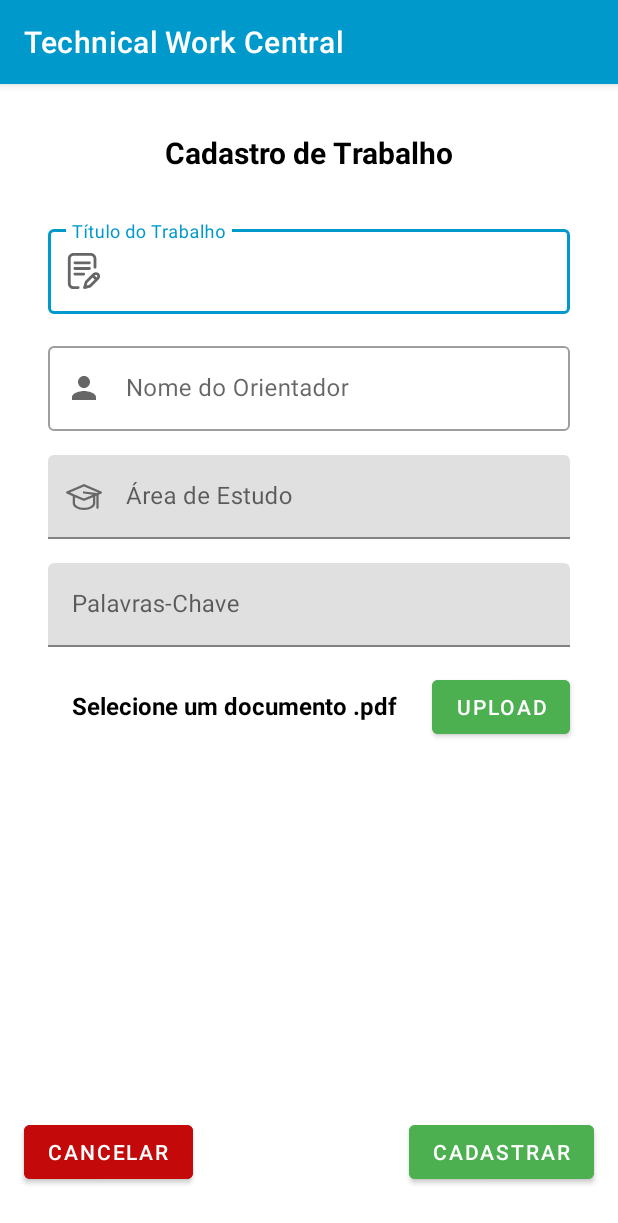
After one commit to julianawl/technical-works-central, an Android app: the fragment DocumentRegistrationFragment shown on its own in the app's theme, on a phone screen of 412 x 824 dp. The commit adds this screen. Shown: the top 1223 px of the screen. Run offline under Robolectric (Android 15) with nearby library versions, the phone set to English and light mode, and no system bars.

Commit message:
Implementing Document Registration Fragment

```diff
--- a/app/build.gradle
+++ b/app/build.gradle
@@ -75,4 +75,7 @@ dependencies {
 
     //Circle Image View
     implementation 'de.hdodenhof:circleimageview:3.1.0'
+
+    //material io
+    api 'com.google.android.material:material:1.4.0-rc01'
 }
--- /dev/null
+++ b/app/src/main/java/br/com/labdev/technicalworkcentral/ui/documentregistration/DocumentRegistrationFragment.kt
@@ -0,0 +1,21 @@
+package br.com.labdev.technicalworkcentral.ui.documentregistration
+
+import android.os.Bundle
+import androidx.fragment.app.Fragment
+import android.view.LayoutInflater
+import android.view.View
+import android.view.ViewGroup
+import br.com.labdev.technicalworkcentral.R
+
+class DocumentRegistrationFragment : Fragment() {
+
+    private lateinit var documentRegistrationViewModel: DocumentRegistrationViewModel
+
+    override fun onCreateView(
+        inflater: LayoutInflater, container: ViewGroup?,
+        savedInstanceState: Bundle?
+    ): View? {
+        return inflater.inflate(R.layout.fragment_document_registration, container, false)
+    }
+
+}
--- /dev/null
+++ b/app/src/main/java/br/com/labdev/technicalworkcentral/ui/documentregistration/DocumentRegistrationViewModel.kt
@@ -0,0 +1,6 @@
+package br.com.labdev.technicalworkcentral.ui.documentregistration
+
+import androidx.lifecycle.ViewModel
+
+class DocumentRegistrationViewModel : ViewModel() {
+}
--- /dev/null
+++ b/app/src/main/res/drawable/ic_advisor.xml
@@ -0,0 +1,5 @@
+<vector android:height="24dp" android:tint="#FFFFFF"
+    android:viewportHeight="24" android:viewportWidth="24"
+    android:width="24dp" xmlns:android="http://schemas.android.com/apk/res/android">
+    <path android:fillColor="@android:color/white" android:pathData="M12,12c2.21,0 4,-1.79 4,-4s-1.79,-4 -4,-4 -4,1.79 -4,4 1.79,4 4,4zM12,14c-2.67,0 -8,1.34 -8,4v2h16v-2c0,-2.66 -5.33,-4 -8,-4z"/>
+</vector>
--- /dev/null
+++ b/app/src/main/res/drawable/ic_graduation_hat.xml
@@ -0,0 +1,4 @@
+<vector android:height="24dp" android:viewportHeight="511.962"
+    android:viewportWidth="511.962" android:width="24dp" xmlns:android="http://schemas.android.com/apk/res/android">
+    <path android:fillColor="#FF000000" android:pathData="m502.343,177.3 l-240,-104c-4.059,-1.759 -8.665,-1.759 -12.724,0l-240,104c-12.824,5.557 -12.827,23.804 0,29.361l86.362,37.423v99.896c0,53.832 70.28,96 160,96s160,-42.168 160,-96v-99.896l16,-6.933v170.829c0,8.836 7.164,16 16,16s16,-7.164 16,-16v-184.695l38.362,-16.623c12.824,-5.557 12.826,-23.804 0,-29.362zM255.981,105.418 L455.74,191.981 439.897,198.846 257.965,176.104c-8.769,-1.089 -16.765,5.124 -17.861,13.892s5.124,16.765 13.892,17.861l128.142,16.018 -126.157,54.668c-112.857,-48.905 -88.82,-38.489 -199.759,-86.563zM383.981,343.981c0,15.075 -12.373,30.596 -33.947,42.581 -51.381,28.545 -136.575,28.629 -188.106,0 -21.574,-11.985 -33.947,-27.506 -33.947,-42.581v-86.029l121.638,52.71c4.052,1.756 8.657,1.762 12.724,0l121.638,-52.71z"/>
+</vector>
--- /dev/null
+++ b/app/src/main/res/drawable/ic_upload.xml
@@ -0,0 +1,5 @@
+<vector android:height="24dp" android:tint="#FFFFFF"
+    android:viewportHeight="24" android:viewportWidth="24"
+    android:width="24dp" xmlns:android="http://schemas.android.com/apk/res/android">
+    <path android:fillColor="@android:color/white" android:pathData="M9,16h6v-6h4l-7,-7 -7,7h4zM5,18h14v2L5,20z"/>
+</vector>
--- /dev/null
+++ b/app/src/main/res/drawable/ic_writing.xml
@@ -0,0 +1,8 @@
+<vector android:height="24dp" android:viewportHeight="512"
+    android:viewportWidth="512" android:width="24dp" xmlns:android="http://schemas.android.com/apk/res/android">
+    <path android:fillColor="#FF000000" android:pathData="M352.459,220c0,-11.046 -8.954,-20 -20,-20h-206c-11.046,0 -20,8.954 -20,20s8.954,20 20,20h206C343.505,240 352.459,231.046 352.459,220z"/>
+    <path android:fillColor="#FF000000" android:pathData="M126.459,280c-11.046,0 -20,8.954 -20,20c0,11.046 8.954,20 20,20H251.57c11.046,0 20,-8.954 20,-20c0,-11.046 -8.954,-20 -20,-20H126.459z"/>
+    <path android:fillColor="#FF000000" android:pathData="M173.459,472H106.57c-22.056,0 -40,-17.944 -40,-40V80c0,-22.056 17.944,-40 40,-40h245.889c22.056,0 40,17.944 40,40v123c0,11.046 8.954,20 20,20c11.046,0 20,-8.954 20,-20V80c0,-44.112 -35.888,-80 -80,-80H106.57c-44.112,0 -80,35.888 -80,80v352c0,44.112 35.888,80 80,80h66.889c11.046,0 20,-8.954 20,-20C193.459,480.954 184.505,472 173.459,472z"/>
+    <path android:fillColor="#FF000000" android:pathData="M467.884,289.572c-23.394,-23.394 -61.458,-23.395 -84.837,-0.016l-109.803,109.56c-2.332,2.327 -4.052,5.193 -5.01,8.345l-23.913,78.725c-2.12,6.98 -0.273,14.559 4.821,19.78c3.816,3.911 9,6.034 14.317,6.034c1.779,0 3.575,-0.238 5.338,-0.727l80.725,-22.361c3.322,-0.92 6.35,-2.683 8.79,-5.119l109.573,-109.367C491.279,351.032 491.279,312.968 467.884,289.572zM333.776,451.768l-40.612,11.25l11.885,-39.129l74.089,-73.925l28.29,28.29L333.776,451.768zM439.615,346.13l-3.875,3.867l-28.285,-28.285l3.862,-3.854c7.798,-7.798 20.486,-7.798 28.284,0C447.399,325.656 447.399,338.344 439.615,346.13z"/>
+    <path android:fillColor="#FF000000" android:pathData="M332.459,120h-206c-11.046,0 -20,8.954 -20,20s8.954,20 20,20h206c11.046,0 20,-8.954 20,-20S343.505,120 332.459,120z"/>
+</vector>
--- /dev/null
+++ b/app/src/main/res/layout/fragment_document_registration.xml
@@ -0,0 +1,153 @@
+<?xml version="1.0" encoding="utf-8"?>
+<androidx.constraintlayout.widget.ConstraintLayout xmlns:android="http://schemas.android.com/apk/res/android"
+    xmlns:app="http://schemas.android.com/apk/res-auto"
+    xmlns:tools="http://schemas.android.com/tools"
+    android:layout_width="match_parent"
+    android:layout_height="match_parent"
+    tools:context=".ui.documentregistration.DocumentRegistrationFragment">
+
+    <TextView
+        android:id="@+id/tvDocumentRegistration"
+        android:layout_width="wrap_content"
+        android:layout_height="wrap_content"
+        android:layout_marginTop="32dp"
+        android:text="@string/documentRegistration_documentRegistration"
+        android:textColor="@color/black"
+        android:textSize="20sp"
+        android:textStyle="bold"
+        app:layout_constraintEnd_toEndOf="parent"
+        app:layout_constraintStart_toStartOf="parent"
+        app:layout_constraintTop_toTopOf="parent" />
+
+    <com.google.android.material.textfield.TextInputLayout
+        style="@style/Widget.MaterialComponents.TextInputLayout.OutlinedBox"
+        android:id="@+id/tvDocumentRegistrationLayout"
+        android:layout_width="match_parent"
+        android:layout_height="wrap_content"
+        android:layout_marginStart="32dp"
+        android:layout_marginTop="32dp"
+        android:layout_marginEnd="32dp"
+        android:hint="@string/documentName_documentRegistration"
+        app:startIconDrawable="@drawable/ic_writing"
+        app:endIconMode="clear_text"
+        app:layout_constraintEnd_toEndOf="parent"
+        app:layout_constraintStart_toStartOf="parent"
+        app:layout_constraintTop_toBottomOf="@+id/tvDocumentRegistration">
+
+        <com.google.android.material.textfield.TextInputEditText
+            android:id="@+id/tvDocumentRegistrationText"
+            android:layout_width="match_parent"
+            android:layout_height="wrap_content" />
+    </com.google.android.material.textfield.TextInputLayout>
+
+    <com.google.android.material.textfield.TextInputLayout
+        style="@style/Widget.MaterialComponents.TextInputLayout.OutlinedBox"
+        android:id="@+id/tvAdvisorNameLayout"
+        android:layout_width="match_parent"
+        android:layout_height="wrap_content"
+        android:layout_marginStart="32dp"
+        android:layout_marginTop="16dp"
+        android:layout_marginEnd="32dp"
+        android:hint="@string/advisorName_documentRegistration"
+        app:startIconDrawable="@drawable/ic_advisor"
+        app:layout_constraintEnd_toEndOf="parent"
+        app:endIconMode="clear_text"
+        app:layout_constraintStart_toStartOf="parent"
+        app:layout_constraintTop_toBottomOf="@+id/tvDocumentRegistrationLayout">
+
+        <com.google.android.material.textfield.TextInputEditText
+            android:id="@+id/tvAdvisorNameText"
+            android:layout_width="match_parent"
+            android:layout_height="wrap_content" />
+    </com.google.android.material.textfield.TextInputLayout>
+
+    <com.google.android.material.textfield.TextInputLayout
+        android:id="@+id/tvStudyAreaLayout"
+        android:layout_width="match_parent"
+        android:layout_height="wrap_content"
+        android:layout_marginStart="32dp"
+        android:layout_marginTop="16dp"
+        android:layout_marginEnd="32dp"
+        android:hint="@string/studyArea_documentRegistration"
+        app:startIconDrawable="@drawable/ic_graduation_hat"
+        app:endIconMode="clear_text"
+        app:layout_constraintEnd_toEndOf="parent"
+        app:layout_constraintStart_toStartOf="parent"
+        app:layout_constraintTop_toBottomOf="@+id/tvAdvisorNameLayout">
+
+        <com.google.android.material.textfield.TextInputEditText
+            android:id="@+id/tvStudyAreaText"
+            android:layout_width="match_parent"
+            android:layout_height="wrap_content"/>
+    </com.google.android.material.textfield.TextInputLayout>
+
+    <com.google.android.material.textfield.TextInputLayout
+        android:id="@+id/tvKeyWordLayout"
+        android:layout_width="match_parent"
+        android:layout_height="wrap_content"
+        android:layout_marginStart="32dp"
+        android:layout_marginTop="16dp"
+        android:layout_marginEnd="32dp"
+        android:hint="@string/keyWords_documentRegistration"
+        app:endIconMode="clear_text"
+        app:layout_constraintEnd_toEndOf="parent"
+        app:layout_constraintStart_toStartOf="parent"
+        app:layout_constraintTop_toBottomOf="@+id/tvStudyAreaLayout">
+
+        <com.google.android.material.textfield.TextInputEditText
+            android:id="@+id/tvKeyWordText"
+            android:layout_width="match_parent"
+            android:layout_height="wrap_content" />
+    </com.google.android.material.textfield.TextInputLayout>
+
+    <Button
+        android:id="@+id/btnUpload"
+        android:layout_width="wrap_content"
+        android:layout_height="wrap_content"
+        android:layout_marginTop="16dp"
+        android:layout_marginEnd="32dp"
+        android:text="@string/upload_documentRegistration"
+        android:drawableStart="@drawable/ic_upload"
+        android:backgroundTint="@color/green"
+        app:layout_constraintEnd_toEndOf="parent"
+        app:layout_constraintTop_toBottomOf="@+id/tvKeyWordLayout" />
+
+    <TextView
+        android:id="@+id/textView3"
+        android:layout_width="wrap_content"
+        android:layout_height="wrap_content"
+        android:layout_marginStart="32dp"
+        android:layout_marginTop="28dp"
+        android:layout_marginEnd="8dp"
+        android:text="@string/selectDocument_documentRegistration"
+        android:textColor="@color/black"
+        android:textSize="16sp"
+        android:textStyle="bold"
+        app:layout_constraintEnd_toStartOf="@+id/btnUpload"
+        app:layout_constraintStart_toStartOf="parent"
+        app:layout_constraintTop_toBottomOf="@+id/tvKeyWordLayout" />
+
+    <Button
+        android:id="@+id/btnCancel"
+        android:layout_width="wrap_content"
+        android:layout_height="wrap_content"
+        android:layout_marginStart="16dp"
+        android:layout_marginBottom="32dp"
+        android:text="@string/cancel_documentRegistration"
+        android:backgroundTint="@color/red"
+        app:layout_constraintBottom_toBottomOf="parent"
+        app:layout_constraintStart_toStartOf="parent" />
+
+    <Button
+        android:id="@+id/btnRegister"
+        android:layout_width="wrap_content"
+        android:layout_height="wrap_content"
+        android:layout_marginEnd="16dp"
+        android:layout_marginBottom="32dp"
+        android:text="@string/register_documentRegistration"
+        android:backgroundTint="@color/green"
+        app:layout_constraintBottom_toBottomOf="parent"
+        app:layout_constraintEnd_toEndOf="parent" />
+
+
+</androidx.constraintlayout.widget.ConstraintLayout>
--- a/app/src/main/res/layout/fragment_profile.xml
+++ b/app/src/main/res/layout/fragment_profile.xml
@@ -143,5 +143,16 @@
         app:layout_constraintStart_toStartOf="parent"
         app:layout_constraintTop_toBottomOf="@+id/tvStatus" />
 
+    <ImageView
+        android:id="@+id/ivemail"
+        android:layout_width="49dp"
+        android:layout_height="49dp"
+        android:layout_marginStart="16dp"
+        android:layout_marginTop="8dp"
+        android:src="@drawable/gmail"
+        android:contentDescription="@string/email_profile"
+        app:layout_constraintStart_toStartOf="parent"
+        app:layout_constraintTop_toBottomOf="@+id/ivLinkedin" />
+
 
 </androidx.constraintlayout.widget.ConstraintLayout>
--- a/app/src/main/res/values/colors.xml
+++ b/app/src/main/res/values/colors.xml
@@ -8,4 +8,6 @@
     <color name="black">#FF000000</color>
     <color name="white">#FFFFFFFF</color>
     <color name="gray">#d6d6d6</color>
+    <color name="red">#C30909</color>
+    <color name="green">#4CAF50</color>
 </resources>
--- a/app/src/main/res/values/strings.xml
+++ b/app/src/main/res/values/strings.xml
@@ -11,6 +11,7 @@
     <string name="status_profile">Status: </string>
     <string name="statusAnswer_profile">Cursando</string>
     <string name="linkedin_profile">Linkedin</string>
+    <string name="email_profile">E-mail</string>
     <string name="author_details">Autor: </string>
     <string name="authorX_details">René Descartes</string>
     <string name="adviserTeacher_details">Professor Orientador: </string>
@@ -24,4 +25,14 @@
     <string name="documentPreview_details">Document preview</string>
     <string name="size_details">4,2MB</string>
     <string name="download_details">DOWNLOAD</string>
+    <string name="documentRegistration_documentRegistration">Cadastro de Trabalho</string>
+    <string name="documentName_documentRegistration">Título do Trabalho</string>
+    <string name="advisorName_documentRegistration">Nome do Orientador</string>
+    <string name="studyArea_documentRegistration">Área de Estudo</string>
+    <string name="keyWords_documentRegistration">Palavras-Chave</string>
+    <string name="upload_documentRegistration">Upload</string>
+    <string name="selectDocument_documentRegistration">Selecione um documento .pdf</string>
+    <string name="cancel_documentRegistration">Cancelar</string>
+    <string name="register_documentRegistration">Cadastrar</string>
+
 </resources>
```
Also changed, not shown: app/src/main/res/drawable-xxhdpi/gmail.png (added).
